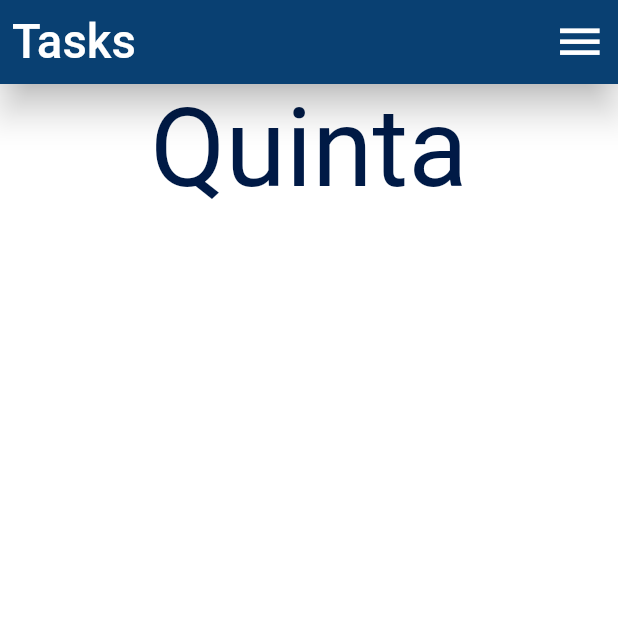
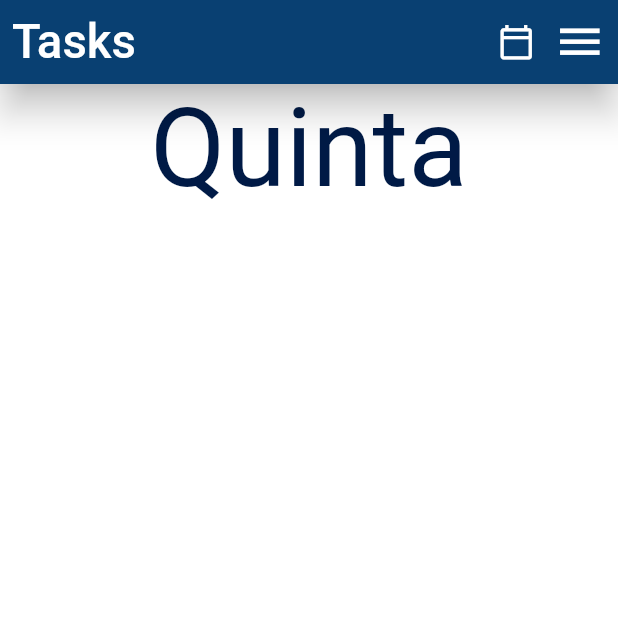
Before and after one commit to bezerrabruno/anno, a Flutter app: the screen it shows after launch, on a phone screen of 412 x 824 dp, the top half of it. Run offline on Flutter 3.47's test engine with Material 2 defaults, Android fonts, the light colour scheme and no system bars; our stand-ins replace bloc, cloud_firestore, connectivity_plus, firebase_core, flutter_bloc, flutter_modular and 1 more; accounts and stored records are empty.

Commit message:
Update AppBar

```diff
--- a/maya_app/lib/app/core/widgets/my_appBar_widget.dart
+++ b/maya_app/lib/app/core/widgets/my_appBar_widget.dart
@@ -1,12 +1,21 @@
 import 'package:flutter/material.dart';
 import 'package:flutter_bloc/flutter_bloc.dart';
+import 'package:responsive_sizer/responsive_sizer.dart';
 
 class MyAppBar extends StatelessWidget with PreferredSizeWidget {
-  final List<String> titles = const ['Tasks'];
+  final List<String>? titles;
+  final List<IconData>? buttons;
+  final List<Function()>? actions;
+  final bool? endDrawer;
+
   final barBloc;
 
   const MyAppBar({
     Key? key,
+    this.titles,
+    this.buttons,
+    this.actions,
+    this.endDrawer = false,
     required this.barBloc,
   }) : super(key: key);
 
@@ -26,10 +35,27 @@ class MyAppBar extends StatelessWidget with PreferredSizeWidget {
                   mainAxisAlignment: MainAxisAlignment.spaceBetween,
                   children: [
                     Text(
-                      titles[page],
+                      titles![page],
                       style: Theme.of(context).textTheme.headline2,
                     ),
-                    GestureDetector(
+                    Row(
+                      children: [
+                        buttons == null
+                            ? SizedBox()
+                            : GestureDetector(
+                                child: Icon(
+                                  buttons![page],
+                                  size: 25,
+                                  color: Theme.of(context).backgroundColor,
+                                ),
+                                onTap: actions![page],
+                              ),
+                        SizedBox(
+                          width: 3.w,
+                        ),
+                        endDrawer == false
+                            ? SizedBox()
+                            : GestureDetector(
                                 child: Icon(
                                   Icons.menu,
                                   size: 35,
@@ -38,6 +64,8 @@ class MyAppBar extends StatelessWidget with PreferredSizeWidget {
                                 onTap: () {
                                   Scaffold.of(context).openEndDrawer();
                                 },
+                              ),
+                      ],
                     ),
                   ],
                 ),
--- a/maya_app/lib/app/modules/home/home_widget.dart
+++ b/maya_app/lib/app/modules/home/home_widget.dart
@@ -11,6 +11,10 @@ class HomeWidget extends StatelessWidget {
   Widget build(BuildContext context) {
     return Scaffold(
       appBar: MyAppBar(
+        titles: ['Tasks'],
+        buttons: [Icons.calendar_today_outlined],
+        actions: [() => print('Aro')],
+        endDrawer: true,
         barBloc: Modular.get<ChangePageHomeBloc>(),
       ),
       //endDrawer: MyDrawer(),
```
Lines whose indentation alone changed are shown as unchanged.
